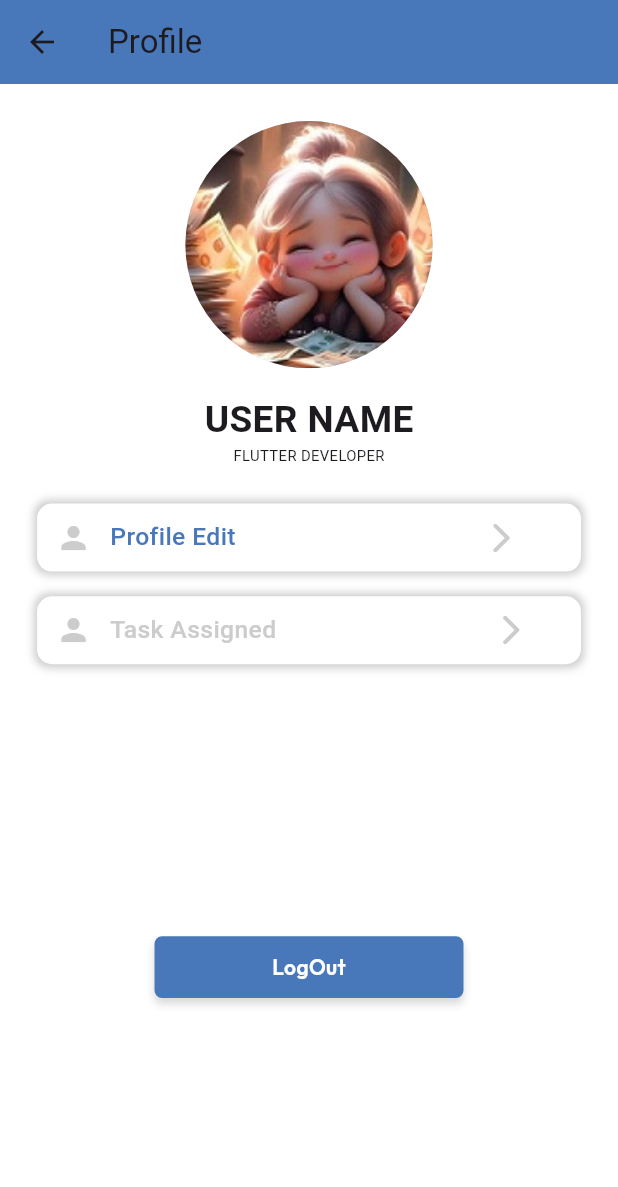
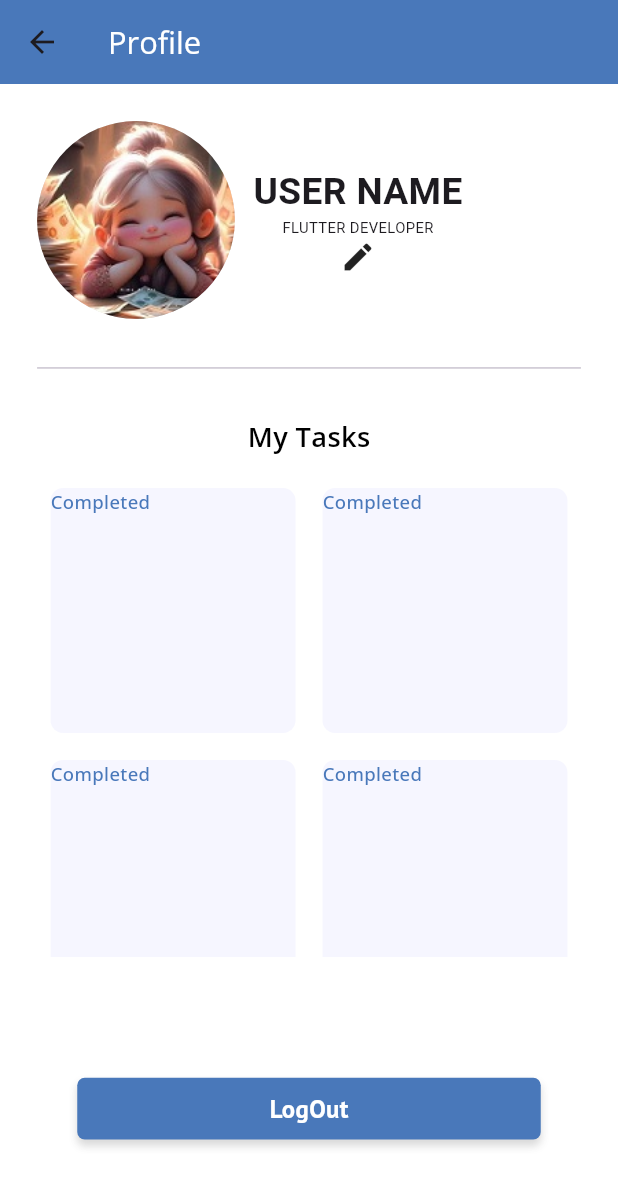
Before and after one commit to Krishnapriyak765/taskio, a Flutter app: the Account screen opened by its route, on a phone screen of 412 x 824 dp. Shown: the top 1187 px of the screen. Run offline on Flutter 3.47's test engine with Material 3 defaults, Android fonts, the phone set to English and light mode, and no system bars; our stand-ins replace animated_splash_screen, cached_network_image, curved_navigation_bar, google_fonts, image_picker, percent_indicator; missing offline and left inert: carousel_slider_plus, custom_calender_picker.

Commit message:
modification , alignment of add task page

```diff
--- a/lib/screens/account.dart
+++ b/lib/screens/account.dart
@@ -1,6 +1,8 @@
 import 'package:flutter/material.dart';
 import 'package:taskio/utils/colors.dart';
 import 'package:taskio/widgets/button.dart';
+import 'package:taskio/widgets/sizedBox.dart';
+import 'package:taskio/widgets/text.dart';
 
 import '../main.dart';
 
@@ -12,6 +14,8 @@ class Account extends StatefulWidget {
 }
 
 class _AccountState extends State<Account> {
+
+  List tasksStatus = ['Completed','Pending','Overdue','All Tasks'];
   TextEditingController username = TextEditingController();
   TextEditingController useremail = TextEditingController();
   TextEditingController userphone = TextEditingController();
@@ -22,125 +26,101 @@ class _AccountState extends State<Account> {
       backgroundColor: Colors.white30,
       appBar: AppBar(
         backgroundColor: AppColor.textfieldbordercolor,
-        title: Text('Profile'),
+        title: Texts(
+            text: 'Profile',
+            fonstsize: height * 0.025,
+            fontWeight: FontWeight.w400,
+            color: AppColor.white),
       ),
-      body: Padding(
+      body: Column(
+        crossAxisAlignment: CrossAxisAlignment.start,
+        mainAxisAlignment: MainAxisAlignment.spaceBetween,
+        children: [
+          Padding(
             padding: EdgeInsets.all(height * 0.03),
             child: Column(
               children: [
+                Row(
+                  children: [
                     CircleAvatar(
                       backgroundColor: AppColor.textboxClr,
-              radius: height * 0.1,
+                      radius: height * 0.08,
                       backgroundImage: AssetImage('assets/girl.jpg'),
                     ),
                     SizedBox(
-              height: height * 0.02,
+                      width: width * 0.03,
                     ),
+                    Column(
+                      children: [
                         Container(
                           child: Text('User Name'.toUpperCase(),
                               style: TextStyle(
-                      fontWeight: FontWeight.w600, fontSize: height * 0.03)),
+                                  fontWeight: FontWeight.w600,
+                                  fontSize: height * 0.03)),
                         ),
                         Container(
                           child: Text('FLUTTER DEVELOPER',
                               style: TextStyle(
-                      fontWeight: FontWeight.w400, fontSize: height * 0.012)),
+                                  fontWeight: FontWeight.w400,
+                                  fontSize: height * 0.012)),
                         ),
+                        InkWell(
+                          onTap: ()=>Navigator.of(context).pushNamed('profileEdit'),
+                          child: Icon(Icons.edit))
+                      ],
+                    ),
+                  ],
+                ),
+                SizedBoxs(),
+                Divider(),
+               SizedBoxs(),
+                Texts(
+                    text: 'My Tasks',
+                    fonstsize: height * 0.022,
+                    fontWeight: FontWeight.w600,
+                    color: AppColor.black),
                 SizedBox(
-              height: height * 0.03,
+                  height: height * 0.015,
                 ),
                 Container(
-              height: height * 0.055,
+                  height: height * 0.39,
+                  width: width * 5,
+                  // color: AppColor.greyclr,
+                  child: GridView.builder(
+                      itemCount: tasksStatus.length,
+                      gridDelegate: SliverGridDelegateWithFixedCrossAxisCount(
+                          crossAxisCount: 2),
+                      itemBuilder: (BuildContext context, int index) {
+                        return Padding(
+                          padding: const EdgeInsets.all(9.0),
+                          child: Container(
+                            height: height * 0.015,
+                            width: width * 0.3,
                             decoration: BoxDecoration(
-                  color: Colors.white,
-                  borderRadius: BorderRadius.circular(10),
-                  boxShadow: [
-                    BoxShadow(color: AppColor.textboxClr, blurRadius: 4, spreadRadius: 2)
-                  ]),
-              child: Row(
-                children: [
-                  SizedBox(
-                    width: width * 0.03,
+                              borderRadius:
+                                  BorderRadius.circular(height * 0.01),
+                              color: AppColor.bgdblue,
                             ),
-                  Icon(
-                    Icons.person,
-                    color: AppColor.textboxClr,
-                  ),
-                  SizedBox(
-                    width: width * 0.03,
-                  ),
-                  Text(
-                    'Profile Edit',
-                    style: TextStyle(
+                            child: Texts(
+                                text: tasksStatus[0],
+                                fonstsize: height * 0.015,
                                 fontWeight: FontWeight.w500,
-                        fontSize: height * 0.02,
                                 color: AppColor.textfieldbordercolor),
                           ),
-                  SizedBox(
-                    width: width * 0.4,
-                  ),
-                  InkWell(
-                    onTap: () => Navigator.of(context).pushNamed('profileEdit'),
-                    child: Icon(
-                      Icons.arrow_forward_ios_rounded,
-                      color: AppColor.textboxClr,
-                    ),
+                        );
+                      }),
                 ),
               ],
             ),
           ),
-            SizedBox(
-              height: height * 0.02,
-            ),
-            Container(
-              height: height * 0.055,
-              decoration: BoxDecoration(
-                  color: Colors.white,
-                  borderRadius: BorderRadius.circular(10),
-                  boxShadow: [
-                    BoxShadow(color: AppColor.textboxClr, blurRadius: 4, spreadRadius: 2)
-                  ]),
-              child: Row(
-                children: [
-                  SizedBox(
-                    width: width * 0.03,
-                  ),
-                  Icon(
-                    Icons.person,
-                    color: AppColor.textboxClr,
-                  ),
-                  SizedBox(
-                    width: width * 0.03,
-                  ),
-                  Text(
-                    'Task Assigned',
-                    style: TextStyle(
-                        fontWeight: FontWeight.w500,
-                        fontSize: height * 0.02,
-                        color: AppColor.textboxClr),
-                  ),
-                  SizedBox(
-                    width: width * 0.35,
-                  ),
-                  InkWell(
-                    onTap: () => Navigator.of(context).pushNamed('profileEdit'),
-                    child: Icon(
-                      Icons.arrow_forward_ios_rounded,
-                      color: AppColor.textboxClr,
-                    ),
-                  ),
-                ],
-              ),
-            ),
-            SizedBox(
-              height: height * 0.22,
-            ),
           Buttons(
             text: 'LogOut',
             onTapto: () {},
-            )
+          ),
+          SizedBox(
+            height: height * 0.01,
+          ),
         ],
-        ),
       ),
     );
   }
--- a/lib/screens/sign_up.dart
+++ b/lib/screens/sign_up.dart
@@ -3,7 +3,7 @@ import 'package:taskio/main.dart';
 import 'package:taskio/utils/colors.dart';
 import 'package:taskio/widgets/SizedBox.dart';
 import 'package:taskio/widgets/background_image.dart';
-import 'package:taskio/widgets/button.dart';
+import 'package:taskio/widgets/login_button.dart';
 import 'package:taskio/widgets/logintextfield.dart';
 import 'package:taskio/widgets/logo.dart';
 import 'package:taskio/widgets/text.dart';
@@ -91,7 +91,7 @@ class SignUp extends StatelessWidget {
                               labeltxt: 'ReferalCode',
                               textcontroller: textReferralCode),
                           const SizedBoxs(),
-                          Buttons(
+                          LoginButtons(
                             text: 'SIGN UP',
                             onTapto: () =>
                                 Navigator.of(context).pushNamed('bottomNav'),
--- a/lib/utils/colors.dart
+++ b/lib/utils/colors.dart
@@ -5,6 +5,6 @@ class AppColor {
   static Color black = Colors.black;
   static Color textfieldbordercolor = const Color(0xff4978BA);
   static Color bgdblue = const Color(0xffF6F6FF);
-  static Color textboxClr = const Color(0xffCCCCCC);
+  static Color textboxClr = Color.fromARGB(255, 222, 221, 221);
   static Color greyclr = Color.fromARGB(255, 105, 103, 103);
 }
--- a/lib/widgets/button.dart
+++ b/lib/widgets/button.dart
@@ -14,7 +14,7 @@ class Buttons extends StatelessWidget {
       alignment: Alignment.bottomCenter,
       child: Container(
         height: height * 0.05,
-        width: width * 0.5,
+        width: width * 0.75,
         decoration: BoxDecoration(
           borderRadius: BorderRadius.circular(5),
           color: AppColor.textfieldbordercolor,
@@ -35,8 +35,8 @@ class Buttons extends StatelessWidget {
           child: Center(
             child: Text(
               text,
-              style: GoogleFonts.outfit(
-                  color: Colors.white, fontWeight: FontWeight.w600),
+              style: GoogleFonts.ptSans(
+                  color: Colors.white, fontWeight: FontWeight.w600,fontSize:height*0.02),
             ),
           ),
         ),
```
Also changed, not shown: lib/screens/add_task.dart (+24 -13 lines), lib/screens/home.dart (+10 -8 lines), lib/screens/login.dart (+4 -5 lines), lib/screens/task_details.dart (+12 -7 lines), lib/widgets/login_button.dart (added, +45 -0 lines). Lines whose indentation alone changed are shown as unchanged.
